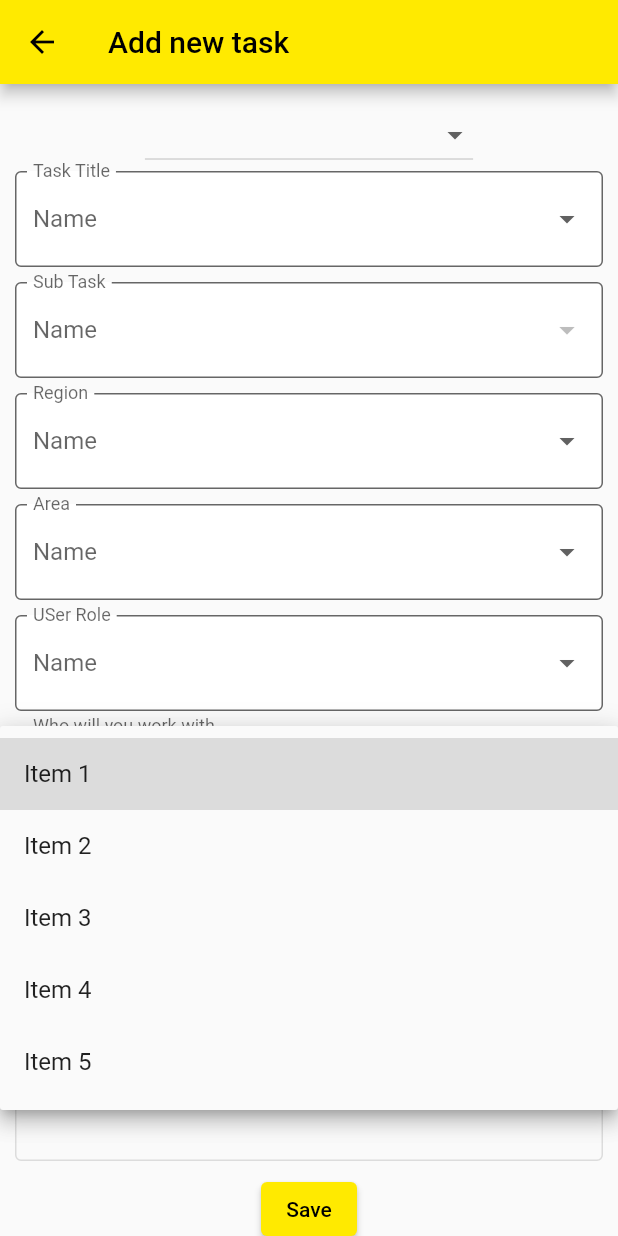
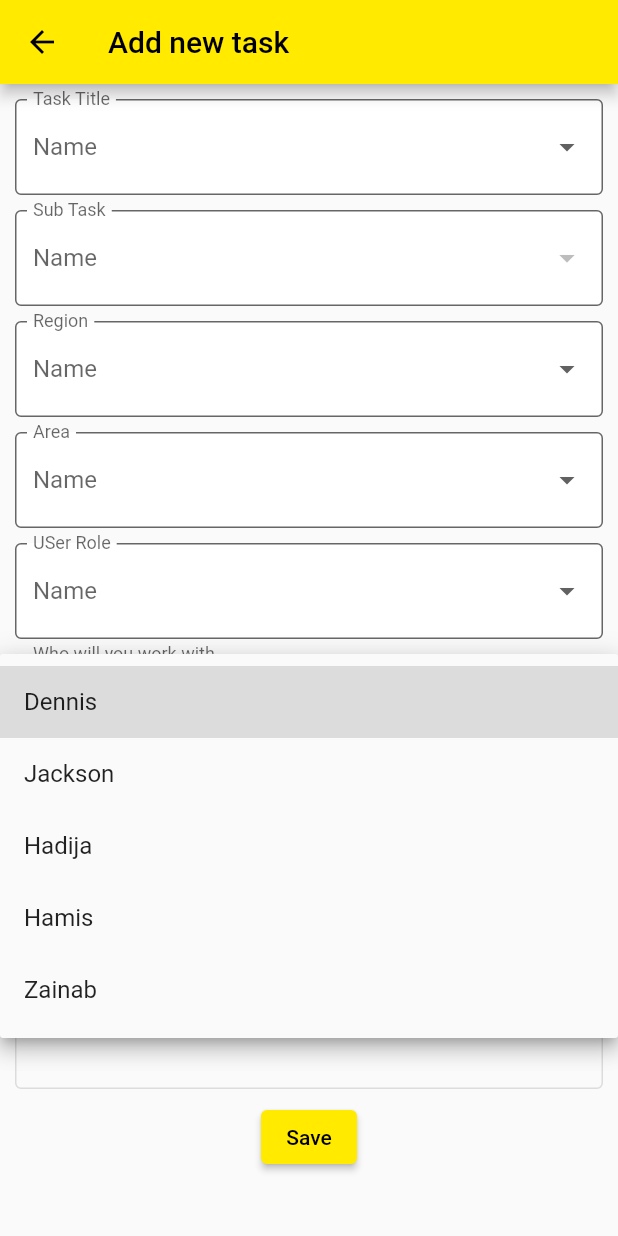
Before and after one commit to dennie27/fieldapp, a Flutter app: the AddTask screen opened directly, after a tap on "User Role", on a phone screen of 412 x 824 dp. Run offline on Flutter 3.47's test engine with Material 2 defaults, Android fonts, the phone set to English and light mode, and no system bars; our stand-ins replace getwidget, google_fonts, google_nav_bar, percent_indicator; missing offline and left inert: multiselect_formfield.

Commit message:
UI update V2

```diff
--- a/lib/add_task.dart
+++ b/lib/add_task.dart
@@ -98,6 +98,34 @@ class AddTaskState extends State<AddTask> {
     'Item 4',
     'Item 5',
   ];
+  var region = [
+    'Region 1',
+    'Region 2',
+    'Region 3',
+    'Region 4',
+    'Region 5',
+  ];
+  var area = [
+    'Area 1',
+    'Area 2',
+    'Area 3',
+    'Area 4',
+    'Area 5',
+  ];
+  var role = [
+    'CLE',
+    'EO',
+    'ABM',
+    'RBM',
+    'CA',
+  ];
+  var users = [
+    'Dennis',
+    'Jackson',
+    'Hadija',
+    'Hamis',
+    'Zainab',
+  ];
 
   String taskValue = 'Select task';
   String startDate = 'date start';
@@ -172,16 +200,6 @@ class AddTaskState extends State<AddTask> {
             margin: EdgeInsets.all(10),
             child: Column(
               children: [
-                DropdownButton<String?>(
-                    value: selectedTask,
-                    items: dataset.keys.map((e) {
-                      return DropdownMenuItem<String?>(
-                        value: e,
-                        child: Text('$e'),
-                      );
-                    }).toList(),
-                    onChanged: onTaskChanged),
-
                 DropdownButtonFormField<String?>(
                     value: selectedTask,
                     decoration: InputDecoration(
@@ -228,7 +246,7 @@ class AddTaskState extends State<AddTask> {
                         hintStyle: TextStyle(color: Colors.grey[800]),
                         hintText: "Name",
                         fillColor: Colors.white),
-                    items:items.map((String items) {
+                    items:region.map((String items) {
                       return DropdownMenuItem(value: items,child: Text(items),);
                     }).toList(), onChanged: (v){}),
                 SizedBox(height: 10,),
@@ -240,7 +258,7 @@ class AddTaskState extends State<AddTask> {
                         hintStyle: TextStyle(color: Colors.grey[800]),
                         hintText: "Name",
                         fillColor: Colors.white),
-                    items:items.map((String items) {
+                    items:area.map((String items) {
                       return DropdownMenuItem(value: items,child: Text(items),);
                     }).toList(), onChanged: (v){}),
                 SizedBox(height: 10,),
@@ -252,7 +270,7 @@ class AddTaskState extends State<AddTask> {
                         hintStyle: TextStyle(color: Colors.grey[800]),
                         hintText: "Name",
                         fillColor: Colors.white),
-                    items:items.map((String items) {
+                    items:role.map((String items) {
                       return DropdownMenuItem(value: items,child: Text(items),);
                     }).toList(), onChanged: (v){}),
                 SizedBox(height: 10,),
@@ -264,7 +282,7 @@ class AddTaskState extends State<AddTask> {
                         hintStyle: TextStyle(color: Colors.grey[800]),
                         hintText: "User Role",
                         fillColor: Colors.white),
-                    items:items.map((String items) {
+                    items:users.map((String items) {
                       return DropdownMenuItem(value: items,child: Text(items),);
                     }).toList(), onChanged: (v){}),
                 SizedBox(height: 10,),
--- a/lib/pending_task.dart
+++ b/lib/pending_task.dart
@@ -176,8 +176,8 @@ class PendingTaskState extends State<PendingTask> {
                                         children: [
 
                                           Text(user['name']),
-                                          Text('${_foundUsers[index]["age"]
-                                              .toString()} years old'),
+                                          Text('${_foundUsers[index]["request"]
+                                              .toString()} '),
                                           Text(name),
                                           Text("status: ${user['status']}"),
                                         ],
--- a/lib/team_task.dart
+++ b/lib/team_task.dart
@@ -52,7 +52,7 @@ class TeamTaskState extends State<TeamTask> {
           user["name"].toLowerCase().contains(_status.toLowerCase()))
           .toList(); }
       break;
-      case "Barbara": {  results = _allUsers
+      case "zainab": {  results = _allUsers
           .where((user) =>
           user["name"].toLowerCase().contains(_status.toLowerCase()))
           .toList(); }
@@ -123,7 +123,7 @@ class TeamTaskState extends State<TeamTask> {
                        ),
                        PopupMenuItem(
                            child: Text("Zainab"),
-                           value: "Barbara"
+                           value: "zainab"
                        ),
                        //mewnu
                        PopupMenuItem(child: Text("Candy"),
```
Also changed, not shown: lib/dash_view.dart (+14 -3 lines), lib/task_table.dart (+113 -17 lines), 7 other files.
